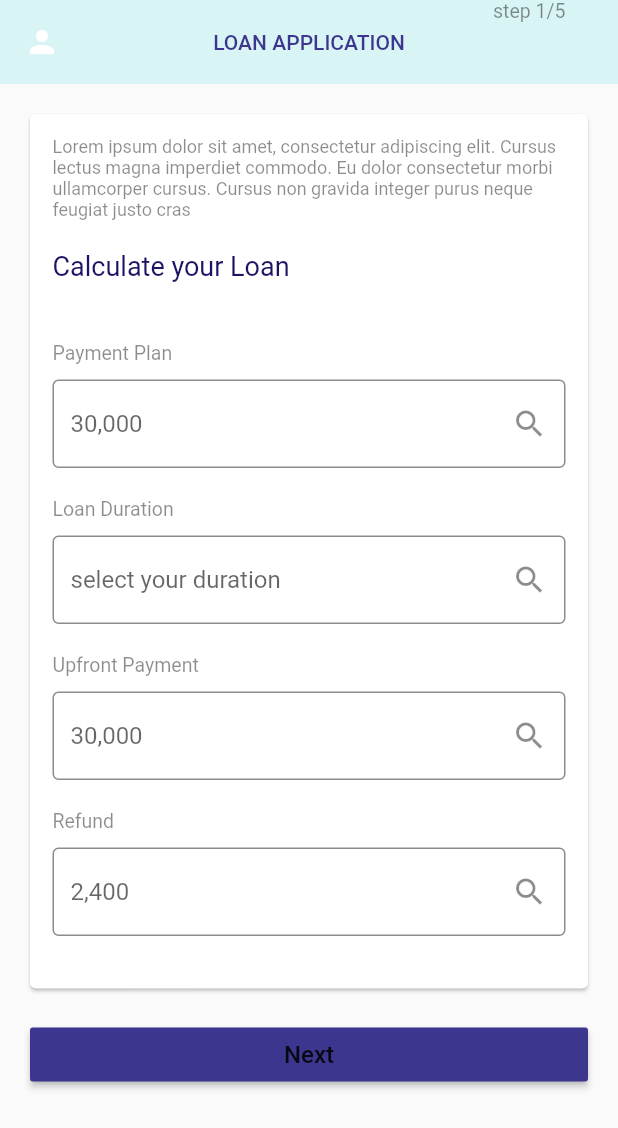
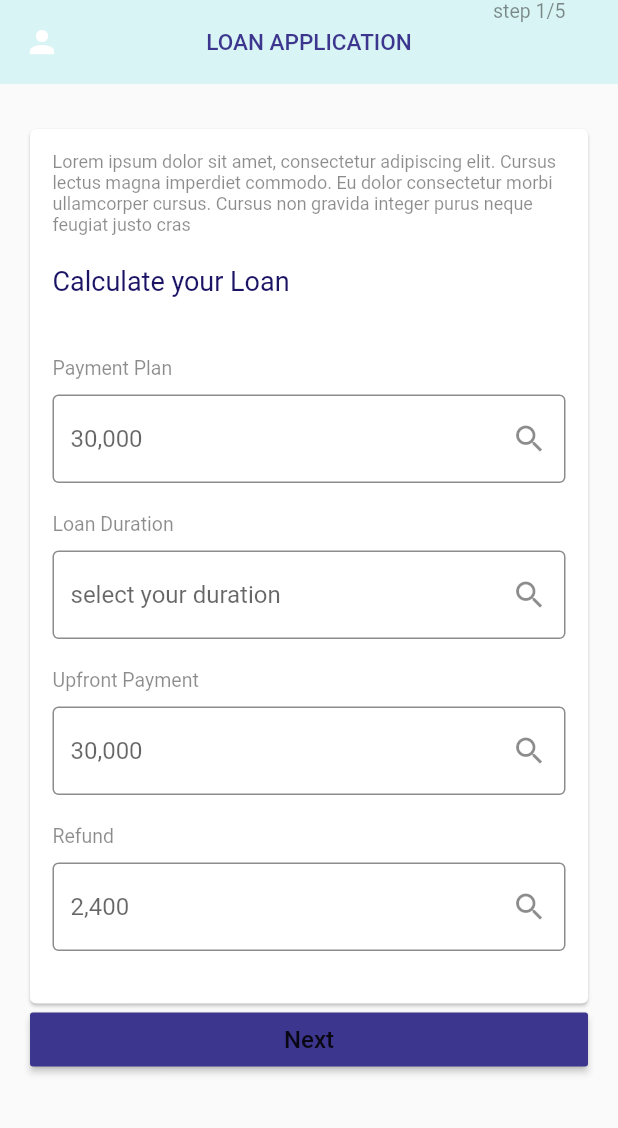
Before and after one commit to Tomison-E/cyberspace, a Flutter app: the LoanPage screen opened directly, on a phone screen of 412 x 824 dp. Shown: the top 1128 px of the screen. Run offline on Flutter 3.47's test engine with Material 2 defaults, Android fonts, the phone set to English and light mode, and no system bars; our stand-ins replace dio; accounts and stored records are empty; network calls fail.

Commit message:
2nd commit

```diff
--- a/lib/ui/screens/loanPage.dart
+++ b/lib/ui/screens/loanPage.dart
@@ -16,7 +16,7 @@ class LoanPage extends StatefulWidget {
      key: _scaffoldKey,
       appBar:  AppBar(
         leading: Icon(Icons.person),
-        title: Text("LOAN APPLICATION",style: TextStyle(color: Color.fromRGBO(61, 54, 142, 1.0),fontSize: 14)),
+        title: Text("LOAN APPLICATION",style: TextStyle(color: Color.fromRGBO(61, 54, 142, 1.0),fontSize: 15)),
         centerTitle: true,
         actions: [
           Text("step 1/5",style: TextStyle(color: Colors.black45,fontSize: 13)),
@@ -28,7 +28,7 @@ class LoanPage extends StatefulWidget {
       body: SingleChildScrollView(
         child: Column(
           children:[
-            Card(margin: EdgeInsets.all(20), child: Padding(padding: EdgeInsets.all(15),child:Column(children:[
+            Card(margin: EdgeInsets.only(left:20,right: 20,top:30), child: Padding(padding: EdgeInsets.all(15),child:Column(children:[
               Text("Lorem ipsum dolor sit amet, consectetur adipiscing elit. Cursus lectus magna imperdiet commodo. Eu dolor consectetur morbi ullamcorper cursus. Cursus non gravida integer purus neque feugiat justo cras",style:
               TextStyle(fontSize: 12,color: Colors.black45)),
               SizedBox(height: 20),
```
Also changed, not shown: lib/ui/screens/homePage.dart (+5 -5 lines), Simulator Screen Shot - iPhone 11 Pro Max - 2020-09-01 at 14.15.19.png (added), Simulator Screen Shot - iPhone 11 Pro Max - 2020-09-01 at 14.28.13.png (added), Simulator Screen Shot - iPhone 11 Pro Max - 2020-09-01 at 14.28.19.png (added), Simulator Screen Shot - iPhone 11 Pro Max - 2020-09-01 at 14.28.24.png (added), 1 other file.
